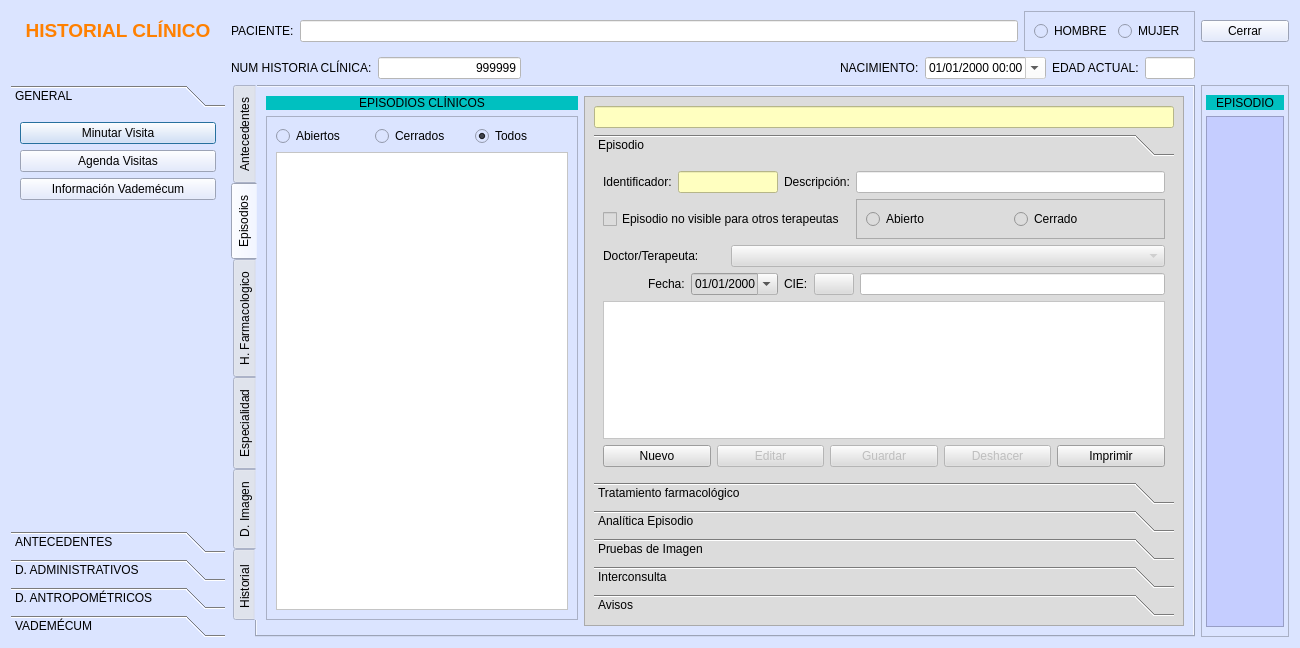
Qt form frmfichapaciente.ui (arcnexus/RedFoX) before a commit.
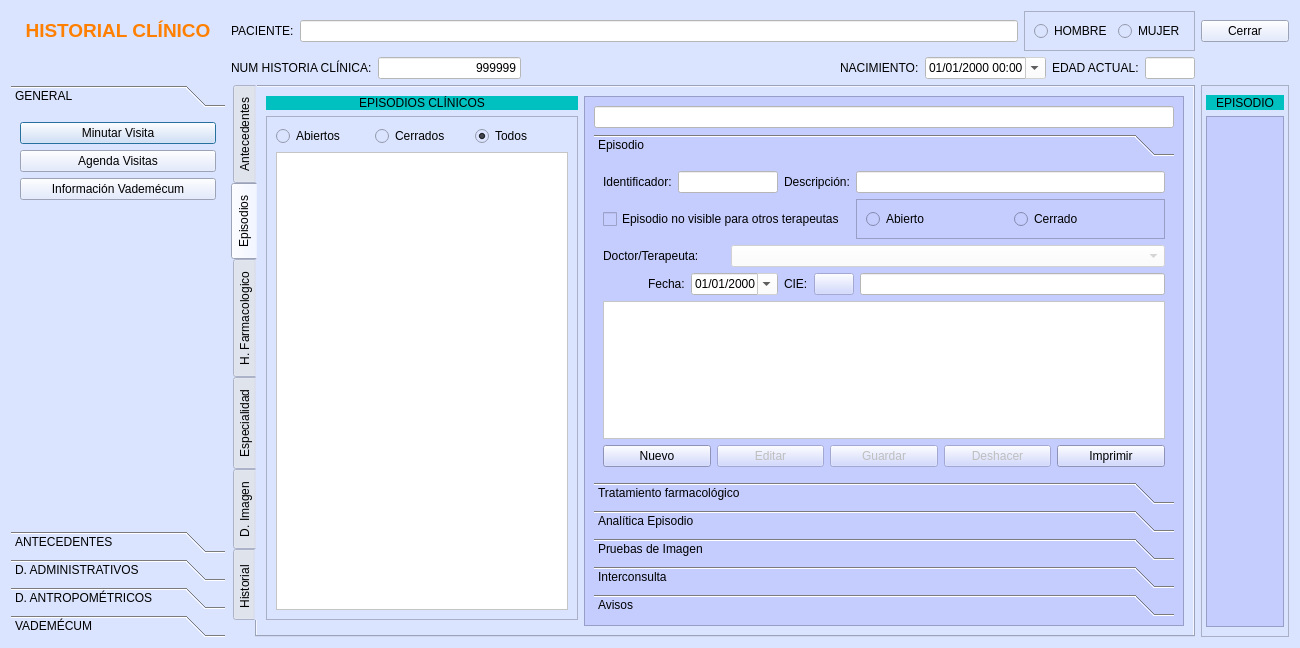
The same form after that commit. The open tabs and pages were chosen to show the change. Icons and pictures are not drawn.

Patch:
```diff
--- a/frmfichapaciente.ui
+++ b/frmfichapaciente.ui
@@ -1051,6 +1051,9 @@
        <height>16777215</height>
       </size>
      </property>
+     <property name="styleSheet">
+      <string notr="true">background-color: rgb(219, 228, 255);</string>
+     </property>
      <property name="tabPosition">
       <enum>QTabWidget::West</enum>
      </property>
@@ -1709,7 +1712,8 @@
           </size>
          </property>
          <property name="styleSheet">
-          <string notr="true">background-color: rgb(220, 220, 220);</string>
+          <string notr="true">background-color: rgb(197, 205, 255);
+</string>
          </property>
          <property name="frameShape">
           <enum>QFrame::StyledPanel</enum>
@@ -1721,7 +1725,7 @@
           <item row="0" column="0">
            <widget class="QLineEdit" name="txtDescrpicionEpisodio_2">
             <property name="styleSheet">
-             <string notr="true">background-color: rgb(255, 255, 192);
+             <string notr="true">background-color: rgb(255, 255, 255);
 color: rgb(255, 0, 0);</string>
             </property>
            </widget>
@@ -1766,7 +1770,7 @@
                  </size>
                 </property>
                 <property name="styleSheet">
-                 <string notr="true">background-color: rgb(255, 255, 192);
+                 <string notr="true">background-color: rgb(255, 255, 255);
 color: rgb(0, 0, 128);</string>
                 </property>
                </widget>
@@ -1869,7 +1873,8 @@
                    <bool>false</bool>
                   </property>
                   <property name="styleSheet">
-                   <string notr="true">color: rgb(0, 0, 0);</string>
+                   <string notr="true">color: rgb(0, 0, 0);
+background-color: rgb(255, 255, 255);</string>
                   </property>
                   <property name="displayFormat">
                    <string>dd/MM/yyyy</string>
@@ -2043,6 +2048,9 @@
                 <property name="enabled">
                  <bool>false</bool>
                 </property>
+                <property name="styleSheet">
+                 <string notr="true">background-color: rgb(255, 255, 255);</string>
+                </property>
                </widget>
               </item>
              </layout>
```
Left out of the diff: 24 changed lines with no effect on the pictures.
